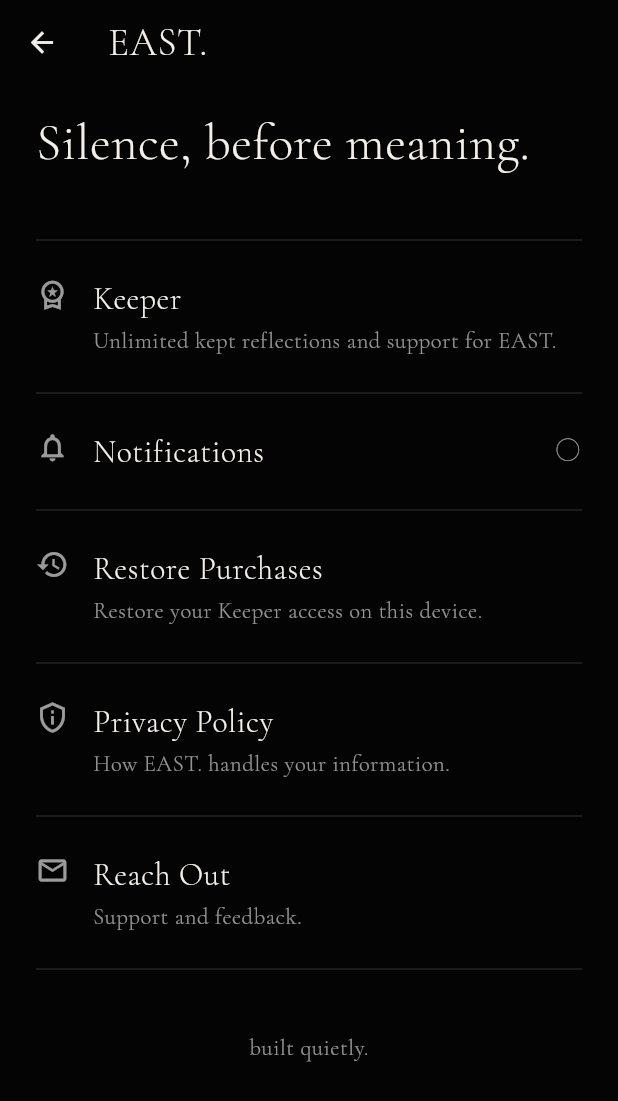
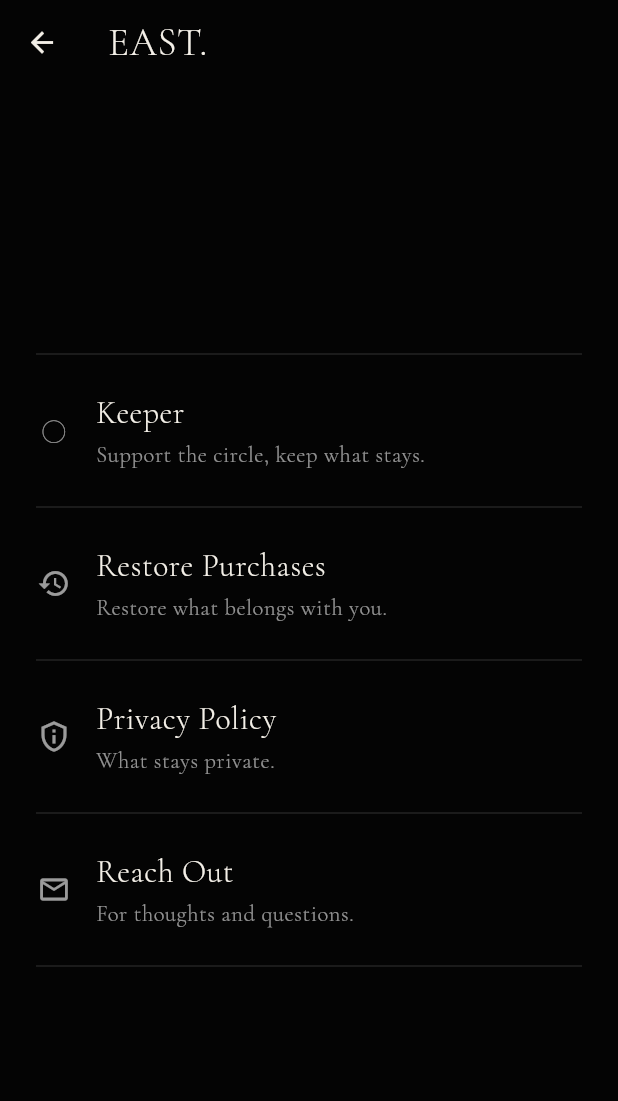
Before and after one commit to wv6czzy669-boop/wisdom-east-app, a Flutter app: the screen it shows after launch, after a tap on an icon or button, on a phone screen of 412 x 824 dp. Shown: the top 1101 px of the screen. Run offline on Flutter 3.47's test engine with Material 3 defaults, Android fonts, the phone set to English and light mode, and no system bars; our stand-ins replace audioplayers, in_app_purchase, shared_preferences.

Commit message:
Refine settings and wisdom reveal fade

```diff
--- a/lib/screens/home_screen.dart
+++ b/lib/screens/home_screen.dart
@@ -26,7 +26,7 @@ class HomeScreen extends StatefulWidget {
 }
 
 class _HomeScreenState extends State<HomeScreen>
-    with SingleTickerProviderStateMixin, WidgetsBindingObserver {
+    with TickerProviderStateMixin, WidgetsBindingObserver {
   int screenStep = 0;
 
   String currentText = "EAST.";
@@ -72,6 +72,9 @@ class _HomeScreenState extends State<HomeScreen>
   void restoreStableRitualState() {
     if (!mounted) return;
 
+    wisdomRevealController.stop();
+    wisdomRevealController.value = wisdomRevealed ? 1.0 : 0.0;
+
     setState(() {
       transitionInProgress = false;
       _transitionLock = false;
@@ -110,6 +113,8 @@ class _HomeScreenState extends State<HomeScreen>
 
   late AnimationController pulseController;
   late Animation<double> pulseAnimation;
+  late final AnimationController wisdomRevealController;
+  late final Animation<double> wisdomRevealAnimation;
 
   Timer? countdownTimer;
 
@@ -168,6 +173,15 @@ class _HomeScreenState extends State<HomeScreen>
       ),
     );
 
+    wisdomRevealController = AnimationController(
+      vsync: this,
+      duration: const Duration(milliseconds: 850),
+    );
+    wisdomRevealAnimation = CurvedAnimation(
+      parent: wisdomRevealController,
+      curve: Curves.easeOutCubic,
+    );
+
     loadInitialState().catchError((_) {
       if (!mounted) return;
       startCountdownTimer();
@@ -203,6 +217,7 @@ class _HomeScreenState extends State<HomeScreen>
     purchaseService.removeListener(_syncKeeperStatus);
     stopCountdownTimer();
     pulseController.dispose();
+    wisdomRevealController.dispose();
     audioService.dispose();
     super.dispose();
   }
@@ -224,6 +239,7 @@ class _HomeScreenState extends State<HomeScreen>
       if (pulseController.isAnimating) {
         pulseController.stop();
       }
+      wisdomRevealController.stop();
 
       restoreStableRitualState();
       return;
@@ -551,6 +567,9 @@ class _HomeScreenState extends State<HomeScreen>
 
       if (!mounted) return;
 
+      wisdomRevealController.stop();
+      wisdomRevealController.value = 0.0;
+
       setState(() {
         textOpacity = 0.0;
         saveControlOpacity = 0.0;
@@ -595,6 +614,7 @@ class _HomeScreenState extends State<HomeScreen>
         revealGlowOpacity = 0.16;
       });
 
+      wisdomRevealController.forward(from: 0.0);
       unawaited(audioService.playRevealSound());
       HapticFeedback.selectionClick();
 
@@ -833,6 +853,16 @@ class _HomeScreenState extends State<HomeScreen>
       finalColor,
       textOpacity,
     )!;
+    final currentRitualText = Text(
+      currentText,
+      textAlign: TextAlign.center,
+      style: wisdomStyle(
+        textSize,
+        color: wisdomRevealed ? animatedTextColor : finalColor,
+        glow: wisdomRevealed || onHeartScreen,
+        height: wisdomRevealed ? 1.48 : 1.28,
+      ),
+    );
 
     return Scaffold(
       backgroundColor:
@@ -946,7 +976,7 @@ class _HomeScreenState extends State<HomeScreen>
                             child: AnimatedOpacity(
                               key: const ValueKey('ritual-content-opacity'),
                               duration: Duration(
-                                milliseconds: wisdomRevealed ? 850 : 1250,
+                                milliseconds: wisdomRevealed ? 0 : 1250,
                               ),
                               curve: Curves.easeOutCubic,
                               opacity: textOpacity,
@@ -1047,21 +1077,16 @@ class _HomeScreenState extends State<HomeScreen>
                                               width: wisdomRevealed
                                                   ? revealedWisdomWidth
                                                   : ritualTextWidth,
-                                              child: Text(
-                                                currentText,
-                                                textAlign: TextAlign.center,
-                                                style: wisdomStyle(
-                                                  textSize,
-                                                  color: wisdomRevealed
-                                                      ? animatedTextColor
-                                                      : finalColor,
-                                                  glow: wisdomRevealed ||
-                                                      onHeartScreen,
-                                                  height: wisdomRevealed
-                                                      ? 1.48
-                                                      : 1.28,
+                                              child: wisdomRevealed
+                                                  ? FadeTransition(
+                                                      key: const ValueKey(
+                                                        'wisdom-reveal-fade',
                                                       ),
-                                              ),
+                                                      opacity:
+                                                          wisdomRevealAnimation,
+                                                      child: currentRitualText,
+                                                    )
+                                                  : currentRitualText,
                                             ),
                                           ),
                               ),
@@ -1082,7 +1107,9 @@ class _HomeScreenState extends State<HomeScreen>
                 child: Row(
                   mainAxisSize: MainAxisSize.min,
                   children: [
-                    IconButton(
+                    SizedBox.square(
+                      dimension: 48,
+                      child: IconButton(
                         tooltip: 'Settings',
                         icon: Transform.translate(
                           offset: const Offset(0, -4),
@@ -1099,7 +1126,10 @@ class _HomeScreenState extends State<HomeScreen>
                         ),
                         onPressed: openSettings,
                       ),
-                    IconButton(
+                    ),
+                    SizedBox.square(
+                      dimension: 48,
+                      child: IconButton(
                         tooltip: 'Kept',
                         icon: Transform.translate(
                           offset: const Offset(0, -4),
@@ -1107,7 +1137,7 @@ class _HomeScreenState extends State<HomeScreen>
                             '○',
                             style: TextStyle(
                               color: Colors.white70,
-                            fontSize: 29,
+                              fontSize: 33,
                               fontWeight: FontWeight.w300,
                               fontFamily: 'CormorantGaramond',
                               height: 1,
@@ -1115,6 +1145,7 @@ class _HomeScreenState extends State<HomeScreen>
                           ),
                         ),
                         onPressed: openFavorites,
+                      ),
                     ),
                   ],
                 ),
--- a/lib/screens/settings_screen.dart
+++ b/lib/screens/settings_screen.dart
@@ -5,12 +5,7 @@ import '../services/app_services.dart';
 import 'keeper_screen.dart';
 
 class SettingsScreen extends StatelessWidget {
-  const SettingsScreen({
-    super.key,
-    this.notificationsEnabled = false,
-  });
-
-  final bool notificationsEnabled;
+  const SettingsScreen({super.key});
 
   TextStyle eastStyle(
     double size, {
@@ -27,10 +22,9 @@ class SettingsScreen extends StatelessWidget {
   }
 
   Widget settingsItem({
-    required IconData icon,
+    required Widget symbol,
     required String title,
-    String? subtitle,
-    Widget? trailing,
+    required String subtitle,
     VoidCallback? onTap,
   }) {
     return InkWell(
@@ -42,12 +36,12 @@ class SettingsScreen extends StatelessWidget {
           vertical: 17,
         ),
         child: Row(
-          crossAxisAlignment: CrossAxisAlignment.start,
+          crossAxisAlignment: CrossAxisAlignment.center,
           children: [
-            Icon(
-              icon,
-              color: Colors.white60,
-              size: 22,
+            SizedBox(
+              width: 24,
+              height: 24,
+              child: Center(child: symbol),
             ),
             const SizedBox(width: 16),
             Expanded(
@@ -58,7 +52,6 @@ class SettingsScreen extends StatelessWidget {
                     title,
                     style: eastStyle(21),
                   ),
-                  if (subtitle != null) ...[
                   const SizedBox(height: 4),
                   Text(
                     subtitle,
@@ -68,13 +61,8 @@ class SettingsScreen extends StatelessWidget {
                     ),
                   ),
                 ],
-                ],
               ),
             ),
-            if (trailing != null) ...[
-              const SizedBox(width: 16),
-              trailing,
-            ],
           ],
         ),
       ),
@@ -162,27 +150,32 @@ class SettingsScreen extends StatelessWidget {
           style: eastStyle(26),
         ),
       ),
-      body: ListView(
-        padding: const EdgeInsets.fromLTRB(
-          24,
-          16,
-          24,
-          36,
-        ),
+      body: SizedBox.expand(
+        child: Center(
+          child: FittedBox(
+            fit: BoxFit.scaleDown,
+            child: SizedBox(
+              width: MediaQuery.sizeOf(context).width - 48,
+              child: Column(
+                mainAxisSize: MainAxisSize.min,
                 children: [
-          Text(
-            "Silence, before meaning.",
-            style: eastStyle(34),
-          ),
-          const SizedBox(height: 34),
                   const Divider(
                     color: Colors.white24,
                     thickness: 0.5,
                   ),
                   settingsItem(
-            icon: Icons.workspace_premium_outlined,
+                    symbol: const Text(
+                      '○',
+                      style: TextStyle(
+                        color: Colors.white60,
+                        fontSize: 24,
+                        fontWeight: FontWeight.w300,
+                        fontFamily: 'CormorantGaramond',
+                        height: 1,
+                      ),
+                    ),
                     title: "Keeper",
-            subtitle: "Unlimited kept reflections and support for EAST.",
+                    subtitle: "Support the circle, keep what stays.",
                     onTap: () {
                       Navigator.push(
                         context,
@@ -197,26 +190,21 @@ class SettingsScreen extends StatelessWidget {
                     thickness: 0.5,
                   ),
                   settingsItem(
-            icon: Icons.notifications_none,
-            title: "Notifications",
-            trailing: _NotificationStateIndicator(
-              isEnabled: notificationsEnabled,
+                    symbol: const Icon(
+                      Icons.restore,
+                      color: Colors.white60,
+                      size: 22,
+                      weight: 300,
                     ),
-          ),
-          const Divider(
-            color: Colors.white24,
-            thickness: 0.5,
-          ),
-          settingsItem(
-            icon: Icons.restore,
                     title: "Restore Purchases",
-            subtitle: "Restore your Keeper access on this device.",
+                    subtitle: "Restore what belongs with you.",
                     onTap: () async {
                       if (purchaseService.isLoading) return;
 
                       var restoreStarted = false;
                       try {
-                restoreStarted = await purchaseService.restorePurchases();
+                        restoreStarted =
+                            await purchaseService.restorePurchases();
                       } catch (_) {}
 
                       if (!context.mounted) return;
@@ -236,9 +224,14 @@ class SettingsScreen extends StatelessWidget {
                     thickness: 0.5,
                   ),
                   settingsItem(
-            icon: Icons.privacy_tip_outlined,
+                    symbol: const Icon(
+                      Icons.privacy_tip_outlined,
+                      color: Colors.white60,
+                      size: 22,
+                      weight: 300,
+                    ),
                     title: "Privacy Policy",
-            subtitle: "How EAST. handles your information.",
+                    subtitle: "What stays private.",
                     onTap: () async {
                       await openPrivacyPolicy();
 
@@ -250,49 +243,23 @@ class SettingsScreen extends StatelessWidget {
                     thickness: 0.5,
                   ),
                   settingsItem(
-            icon: Icons.mail_outline,
+                    symbol: const Icon(
+                      Icons.mail_outline,
+                      color: Colors.white60,
+                      size: 22,
+                      weight: 300,
+                    ),
                     title: "Reach Out",
-            subtitle: "Support and feedback.",
+                    subtitle: "For thoughts and questions.",
                     onTap: sendEmail,
                   ),
                   const Divider(
                     color: Colors.white24,
                     thickness: 0.5,
                   ),
-          const SizedBox(height: 34),
-          Center(
-            child: Text(
-              "built quietly.",
-              style: eastStyle(
-                15,
-                color: const Color(0x91FFFFFF),
+                ],
               ),
             ),
-          ),
-        ],
-      ),
-    );
-  }
-}
-
-class _NotificationStateIndicator extends StatelessWidget {
-  const _NotificationStateIndicator({required this.isEnabled});
-
-  final bool isEnabled;
-
-  @override
-  Widget build(BuildContext context) {
-    return Semantics(
-      label: isEnabled ? 'Notifications enabled' : 'Notifications disabled',
-      child: ExcludeSemantics(
-        child: Text(
-          isEnabled ? '●' : '○',
-          style: const TextStyle(
-            color: Colors.white60,
-            fontSize: 24,
-            fontWeight: FontWeight.w300,
-            fontFamily: 'CormorantGaramond',
-            height: 1,
           ),
         ),
       ),
```
Also changed, not shown: 2 other files. Lines whose indentation alone changed are shown as unchanged.
